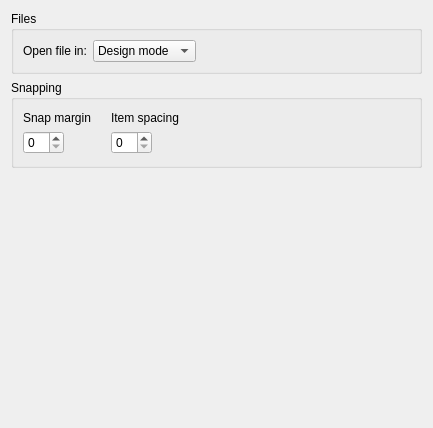
First picture: the form in src/plugins/qmldesigner/settingspage.ui, repository qt-creator/qt-creator, before the edit.
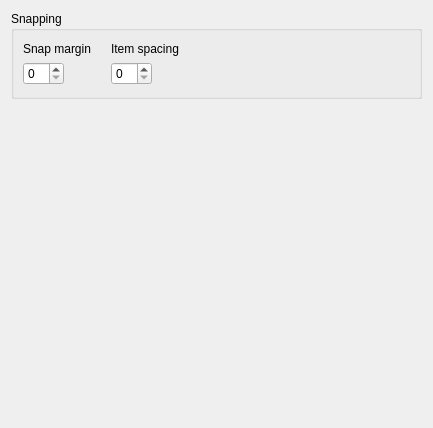
Second picture: the form after the edit.

Commit message:
Made Qt Quick Designer editor opening modal If you're in Design mode, any new editors will open in design mode as well. If you're in Edit mode, new editors will open in Edit mode.
Task-number: BAUHAUS-609

The edit to the form file:
```diff
--- a/src/plugins/qmldesigner/settingspage.ui
+++ b/src/plugins/qmldesigner/settingspage.ui
@@ -15,49 +15,6 @@
   </property>
   <layout class="QGridLayout" name="gridLayout_2">
    <item row="2" column="0">
-    <widget class="QGroupBox" name="groupBox_2">
-     <property name="title">
-      <string>Files</string>
-     </property>
-     <layout class="QGridLayout" name="gridLayout_3">
-      <item row="0" column="0">
-       <widget class="QLabel" name="editorModeLabel">
-        <property name="text">
-         <string>Open file in:</string>
-        </property>
-       </widget>
-      </item>
-      <item row="0" column="1">
-       <widget class="QComboBox" name="editorModeComboBox">
-        <item>
-         <property name="text">
-          <string>Design mode</string>
-         </property>
-        </item>
-        <item>
-         <property name="text">
-          <string>Edit mode</string>
-         </property>
-        </item>
-       </widget>
-      </item>
-      <item row="0" column="2">
-       <spacer name="horizontalSpacer_3">
-        <property name="orientation">
-         <enum>Qt::Horizontal</enum>
-        </property>
-        <property name="sizeHint" stdset="0">
-         <size>
-          <width>40</width>
-          <height>20</height>
-         </size>
-        </property>
-       </spacer>
-      </item>
-     </layout>
-    </widget>
-   </item>
-   <item row="3" column="0">
     <widget class="QGroupBox" name="groupBox_3">
      <property name="title">
       <string>Snapping</string>
@@ -141,7 +98,7 @@
      </layout>
     </widget>
    </item>
-   <item row="4" column="0">
+   <item row="3" column="0">
     <spacer name="verticalSpacer">
      <property name="orientation">
       <enum>Qt::Vertical</enum>
```
The commit also changes 3 other files.
